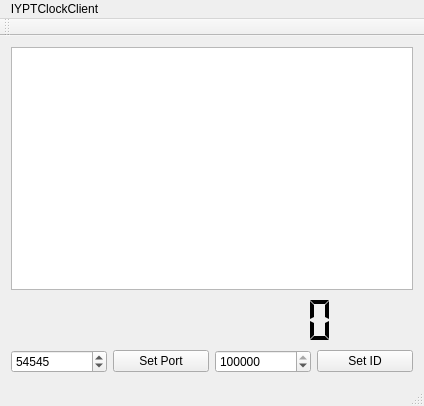
Before: the Qt Designer form iyptclockclient/mainwindow.ui in drogenlied/QIYPTClock, drawn with Qt 5.
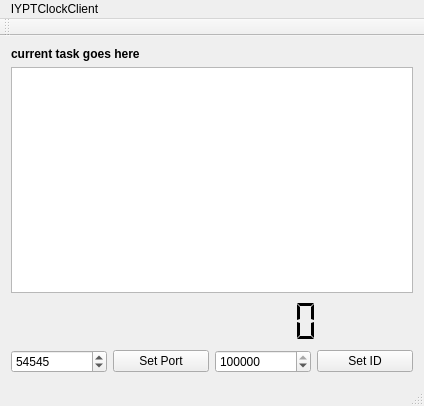
After: the same form once the commit is applied. Custom widgets are drawn as their Qt base class.

Commit message: Show stage name

The edit to the form file:
```diff
--- a/iyptclockclient/mainwindow.ui
+++ b/iyptclockclient/mainwindow.ui
@@ -15,7 +15,7 @@
   </property>
   <widget class="QWidget" name="centralWidget">
    <layout class="QGridLayout" name="gridLayout">
-    <item row="0" column="0" colspan="4">
+    <item row="1" column="0" colspan="4">
      <widget class="ThemeClockWidget" name="graphicsView">
       <property name="sizePolicy">
        <sizepolicy hsizetype="Expanding" vsizetype="Expanding">
@@ -23,9 +23,12 @@
         <verstretch>5</verstretch>
        </sizepolicy>
       </property>
+      <property name="renderHints">
+       <set>QPainter::Antialiasing|QPainter::SmoothPixmapTransform|QPainter::TextAntialiasing</set>
+      </property>
      </widget>
     </item>
-    <item row="1" column="0" colspan="4">
+    <item row="2" column="0" colspan="4">
      <widget class="QLCDNumber" name="lcdNumber">
       <property name="sizePolicy">
        <sizepolicy hsizetype="Minimum" vsizetype="Minimum">
@@ -44,7 +47,7 @@
       </property>
      </widget>
     </item>
-    <item row="2" column="0">
+    <item row="3" column="0">
      <widget class="QSpinBox" name="portBox">
       <property name="minimum">
        <number>1</number>
@@ -57,14 +60,14 @@
       </property>
      </widget>
     </item>
-    <item row="2" column="1">
+    <item row="3" column="1">
      <widget class="QPushButton" name="portButton">
       <property name="text">
        <string>Set Port</string>
       </property>
      </widget>
     </item>
-    <item row="2" column="2">
+    <item row="3" column="2">
      <widget class="QSpinBox" name="idBox">
       <property name="maximum">
        <number>400000000</number>
@@ -74,13 +77,26 @@
       </property>
      </widget>
     </item>
-    <item row="2" column="3">
+    <item row="3" column="3">
      <widget class="QPushButton" name="idButton">
       <property name="text">
        <string>Set ID</string>
       </property>
      </widget>
     </item>
+    <item row="0" column="0" colspan="4">
+     <widget class="QLabel" name="stageLabel">
+      <property name="font">
+       <font>
+        <weight>75</weight>
+        <bold>true</bold>
+       </font>
+      </property>
+      <property name="text">
+       <string>current task goes here</string>
+      </property>
+     </widget>
+    </item>
    </layout>
   </widget>
   <widget class="QMenuBar" name="menuBar">
```
The commit also changes 1 other file.
